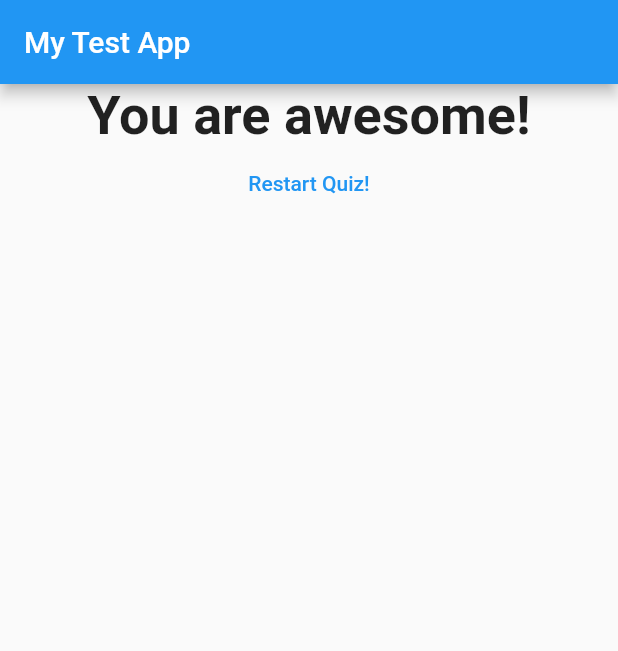
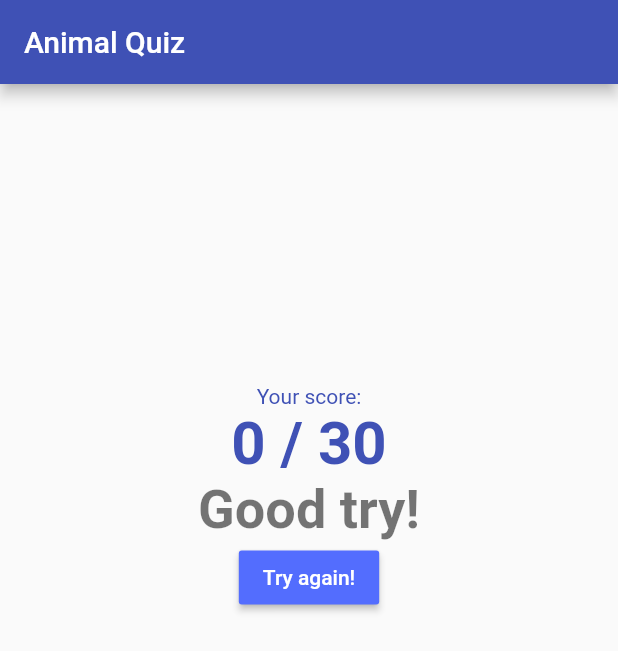
Before and after one commit to ku-bo-mi/quizApp, a Flutter app: the screen it shows after launch, after a tap on "Elephant", after a tap on "Lazy monky", after a tap on "Black", on a phone screen of 412 x 824 dp. Shown: the top 651 px of the screen. Run offline on Flutter 3.47's test engine with Material 2 defaults, Android fonts, the phone set to English and light mode, and no system bars.

Commit message:
Changed to animal quiz
Updated theme color, result view, answer view

```diff
--- a/lib/answer.dart
+++ b/lib/answer.dart
@@ -17,7 +17,7 @@ class Answer extends StatelessWidget {
     return Container(
       width: double.infinity,
       child: RaisedButton(
-        color: Colors.blue,
+        color: Colors.indigo,
         textColor: Colors.white,
         child: Text(answerText),
         onPressed: selectHandler,
--- a/lib/main.dart
+++ b/lib/main.dart
@@ -24,7 +24,8 @@ class _MyAppState extends State<MyApp> {
   // const: never change. compile-time constant
   final _questions = const [
     {
-      'questionText': 'Which mammal is known to have the most powerful bite in the world?',
+      'questionText':
+          'Which mammal is known to have the most powerful bite in the world?',
       'answers': [
         {'text': 'Elephant', 'score': 0},
         {'text': 'Dog', 'score': 0},
@@ -33,7 +34,8 @@ class _MyAppState extends State<MyApp> {
       ]
     },
     {
-      'questionText': 'Which animal is known to spend 90% of its day, sleeping?',
+      'questionText':
+          'Which animal is known to spend 90% of its day, sleeping?',
       'answers': [
         {'text': 'Cat', 'score': 0},
         {'text': 'Lazy monky', 'score': 0},
@@ -60,7 +62,6 @@ class _MyAppState extends State<MyApp> {
       _questionIndex = 0;
       _totalScore = 0;
     });
-
   }
 
   // this method is called when the answer is pressed
@@ -86,7 +87,8 @@ class _MyAppState extends State<MyApp> {
     return MaterialApp(
       home: Scaffold(
         appBar: AppBar(
-          title: Text('My Test App'),
+          title: Text('Animal Quiz'),
+          backgroundColor: Colors.indigo,
         ),
         // ?: if the condition is true, then create the column
         body: _questionIndex < _questions.length
--- a/lib/question.dart
+++ b/lib/question.dart
@@ -11,10 +11,13 @@ class Question extends StatelessWidget {
   Widget build(BuildContext context) {
     return Container(
       width: double.infinity, //infinity: full width size
-      margin: EdgeInsets.all(10),
+      margin: EdgeInsets.only(bottom: 20),
       child: Text(
         questionText,
-        style: TextStyle(fontSize: 20),
+        style: TextStyle(
+          fontSize: 20,
+          color: Colors.black54,
+        ),
         textAlign: TextAlign.center,
       ),
     );
--- a/lib/quiz.dart
+++ b/lib/quiz.dart
@@ -18,12 +18,16 @@ class Quiz extends StatelessWidget {
 
   @override
   Widget build(BuildContext context) {
-    return Column(children: [
-      Question(questions[questionIndex]['questionText'].toString()),
-      // ...: Unlist the list
-      ...(questions[questionIndex]['answers'] as List<Map<String, Object>>).map((answer) {
-        return Answer(() => answerQuestion(answer['score']), answer['text'].toString());
-      }).toList() // convert to list
-    ]);
+    return Container(
+        margin: EdgeInsets.all(40),
+        child: Column(children: [
+          Question(questions[questionIndex]['questionText'].toString()),
+          // ...: Unlist the list
+          ...(questions[questionIndex]['answers'] as List<Map<String, Object>>)
+              .map((answer) {
+            return Answer(() => answerQuestion(answer['score']),
+                answer['text'].toString());
+          }).toList() // convert to list
+        ]));
   }
 }
--- a/lib/result.dart
+++ b/lib/result.dart
@@ -9,15 +9,13 @@ class Result extends StatelessWidget {
   Result(this.resultScore, this.resetHandler);
 
   String get resultPhrase {
-    var resultText = 'You did it!';
-    if (resultScore <= 8) {
-      resultText = 'You are awesome!';
-    } else if (resultScore <= 12) {
-      resultText = 'You are cool!';
-    } else if (resultScore <= 16) {
-      resultText = 'You are okay!';
+    var resultText = '';
+    if (resultScore >= 30) {
+      resultText = 'You did it!';
+    } else if (resultScore >= 20) {
+      resultText = 'Very close!';
     } else {
-      resultText = 'You are bad...';
+      resultText = 'Good try!';
     }
     return resultText;
   }
@@ -27,21 +25,40 @@ class Result extends StatelessWidget {
   @override
   Widget build(BuildContext context) {
     return Center(
+      child: Container(
+          margin: EdgeInsets.only(top: 200),
+          alignment: Alignment.center,
           child: Column(children: <Widget>[
+            Text(
+              'Your score:',
+              style: TextStyle(
+                color: Colors.indigo,
+              ),
+            ),
+            Text(
+              resultScore.toString() + ' / 30',
+              style: TextStyle(
+                fontSize: 40,
+                fontWeight: FontWeight.bold,
+                color: Colors.indigo,
+              ),
+            ),
             Text(
               resultPhrase,
               style: TextStyle(
                 fontSize: 36,
                 fontWeight: FontWeight.bold,
+                color: Colors.black54,
               ),
               textAlign: TextAlign.center,
             ),
-        FlatButton(
+            RaisedButton(
               onPressed: resetHandler,
-          child: Text('Restart Quiz!'),
-          textColor: Colors.blue,
+              color: Colors.indigoAccent,
+              child: Text('Try again!'),
+              textColor: Colors.white,
             )
-      ]),
+          ])),
     );
   }
 }
```
Lines whose indentation alone changed are shown as unchanged.
